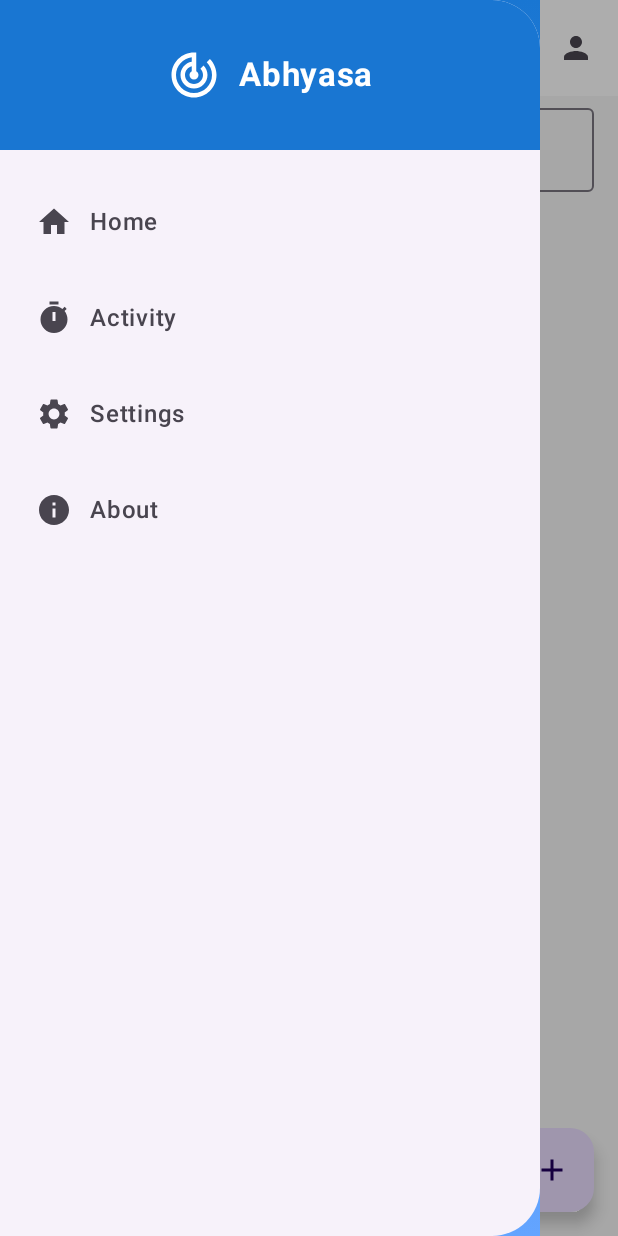
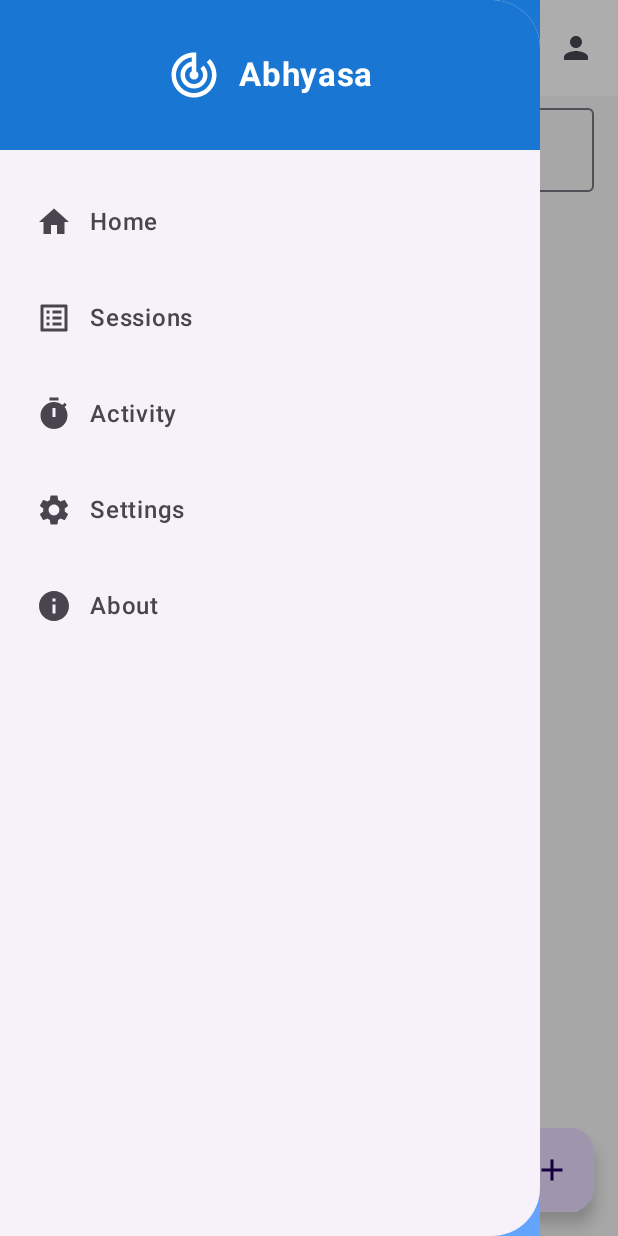
Before and after one commit to prateekkarna/ExamPracticeHelper, an Android app built with Jetpack Compose: the screen it shows after launch (MainActivity), after a tap on "Menu", on a phone screen of 412 x 824 dp. Run offline under Robolectric (Android 15) with nearby library versions, the phone set to English and light mode, and no system bars; our stand-ins replace Dagger/Hilt's generated code, Room's generated code.

Commit message:
adding session on navigations

```diff
--- a/app/src/main/java/com/example/exampractisehelper/navigation/AppRootNavigation.kt
+++ b/app/src/main/java/com/example/exampractisehelper/navigation/AppRootNavigation.kt
@@ -23,7 +23,7 @@ fun AppRootNavigation() {
     val navController = rememberNavController()
     AppScaffold(
         navController = navController,
-        drawerItems = listOf("Home", "Activity", "Settings", "About")
+        drawerItems = listOf("Home", "Sessions" ,"Activity", "Settings", "About")
     ) {
         NavHost(navController, startDestination = "home") {
             composable("home") {
--- a/app/src/main/java/com/example/exampractisehelper/ui/components/AppScaffold.kt
+++ b/app/src/main/java/com/example/exampractisehelper/ui/components/AppScaffold.kt
@@ -20,6 +20,7 @@ import androidx.compose.material.icons.filled.Person
 import androidx.compose.material.icons.filled.Settings
 import androidx.compose.material.icons.filled.TrackChanges
 import androidx.compose.material.icons.filled.Timer
+import androidx.compose.material.icons.filled.ListAlt
 import androidx.compose.foundation.background
 import androidx.compose.foundation.layout.Box
 import androidx.compose.foundation.layout.Column
@@ -94,14 +95,20 @@ fun AppScaffold(
                         "settings" -> Icons.Default.Settings
                         "about" -> Icons.Default.Info
                         "activity" -> Icons.Default.Timer
+                        "sessions" -> Icons.Default.ListAlt
                         else -> null
                     }
-                    val isSelected = navController.currentBackStackEntry?.destination?.route == route
+                    val isSelected = navController.currentBackStackEntry?.destination?.route == route ||
+                        (route == "sessions" && navController.currentBackStackEntry?.destination?.route == "home")
                     NavigationDrawerItem(
                         label = { Text(label, fontWeight = FontWeight.Medium) },
                         selected = isSelected,
                         onClick = {
-                            navController.navigate(route)
+                            if (route == "sessions") {
+                                navController.navigate("home")
+                            } else {
+                                navController.navigate(route)
+                            }
                             scope.launch { drawerState.close() }
                         },
                         icon = icon?.let {
```
